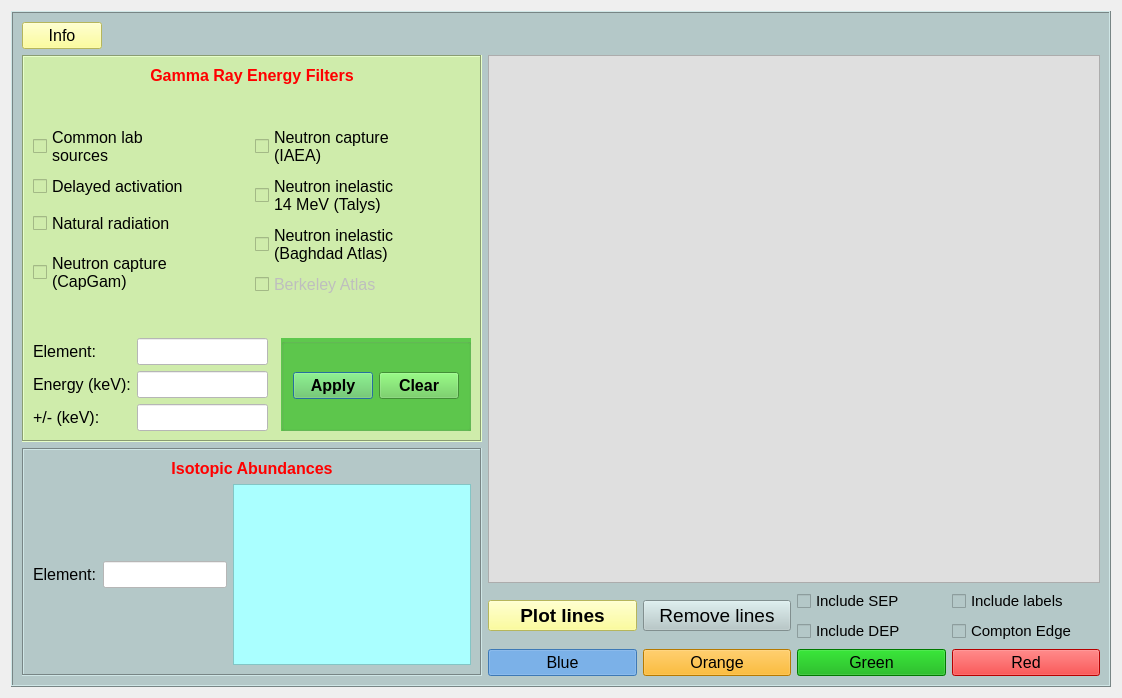
Above: nasagamma/win_isot_id.ui from mauricioAyllon/NASA-gamma before the change. Below: the same form after it.
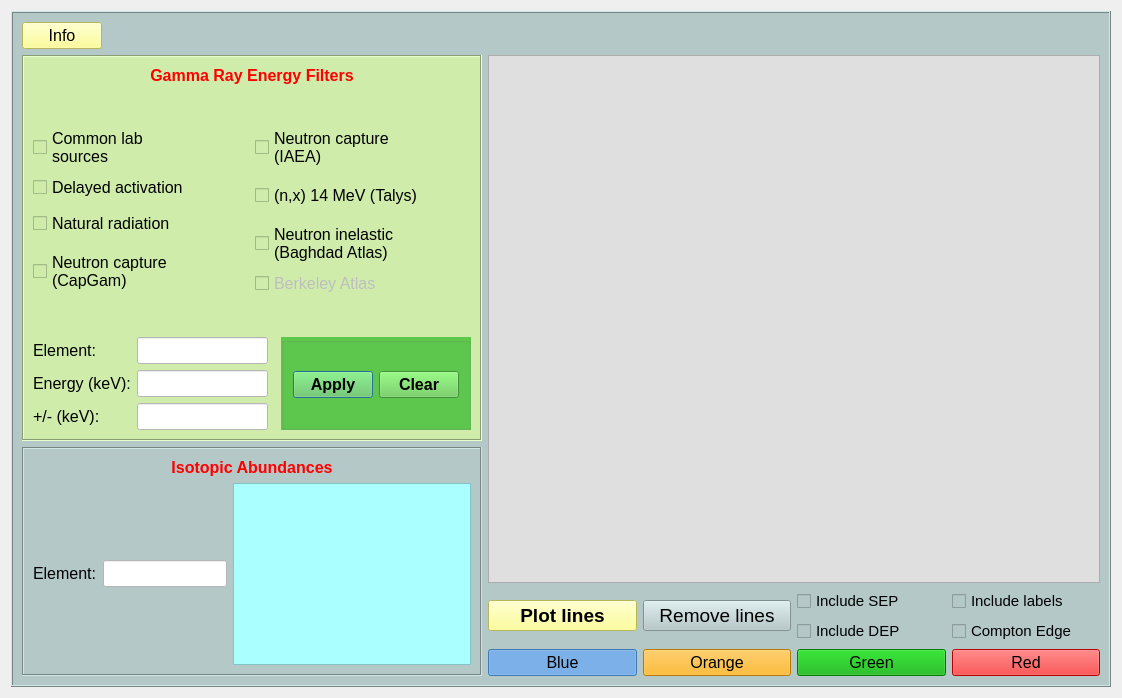
That is the form after the change.

Commit message: Created a new Talys database which includes all (n,x) reactions from 14 Mev neutrons. Adjusted scripts accordingly

Diff of the .ui file:
```diff
--- a/nasagamma/win_isot_id.ui
+++ b/nasagamma/win_isot_id.ui
@@ -574,8 +574,7 @@
                 <string notr="true"/>
                </property>
                <property name="text">
-                <string>Neutron inelastic 
-14 MeV (Talys)</string>
+                <string>(n,x) 14 MeV (Talys)</string>
                </property>
                <property name="autoExclusive">
                 <bool>true</bool>
```
Left out of the diff: 2 changed lines with no effect on the pictures. The commit also changes 2 other files.
